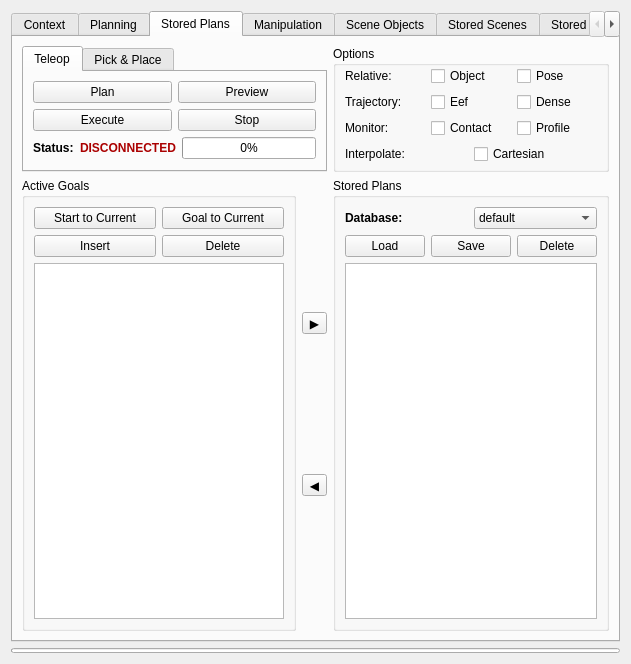
This is visualization/motion_planning_rviz_plugin/src/ui/motion_planning_rviz_plugin_frame.ui in ehuang3/moveit_ros as Qt 5 draws it before an edit. The edited form follows.
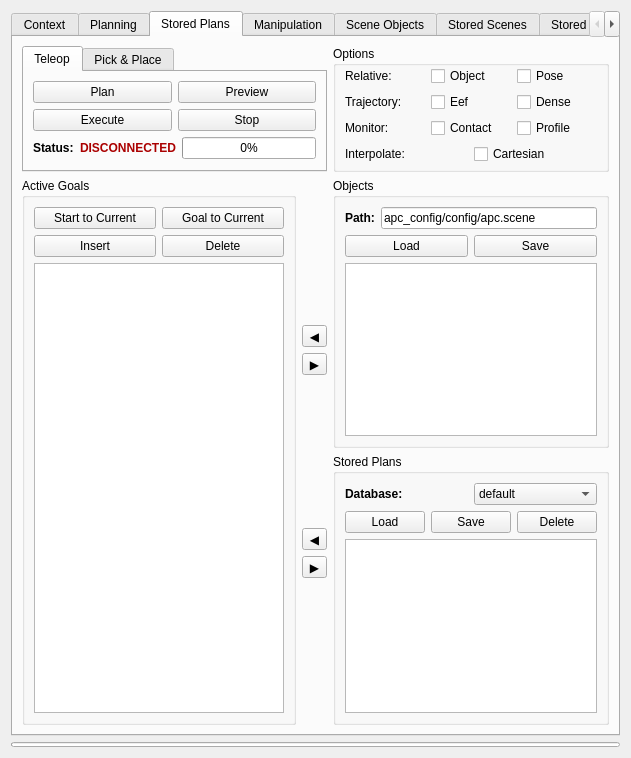
This is the edited form. The open tabs and pages were chosen to show the change.

Commit message: Add object selection panel to stored plans

Patch:
```diff
--- a/visualization/motion_planning_rviz_plugin/src/ui/motion_planning_rviz_plugin_frame.ui
+++ b/visualization/motion_planning_rviz_plugin/src/ui/motion_planning_rviz_plugin_frame.ui
@@ -7,7 +7,7 @@
     <x>0</x>
     <y>0</y>
     <width>631</width>
-    <height>664</height>
+    <height>758</height>
    </rect>
   </property>
   <property name="windowTitle">
@@ -827,41 +827,63 @@
            <property name="sizeConstraint">
             <enum>QLayout::SetDefaultConstraint</enum>
            </property>
-           <item row="0" column="0">
-            <widget class="QToolButton" name="active_to_stored_button">
-             <property name="sizePolicy">
-              <sizepolicy hsizetype="Preferred" vsizetype="Fixed">
-               <horstretch>0</horstretch>
-               <verstretch>0</verstretch>
-              </sizepolicy>
-             </property>
-             <property name="text">
-              <string>▶</string>
-             </property>
-             <property name="iconSize">
-              <size>
-               <width>16</width>
-               <height>16</height>
-              </size>
-             </property>
-            </widget>
-           </item>
            <item row="1" column="0">
-            <widget class="QToolButton" name="stored_to_active_button">
-             <property name="sizePolicy">
-              <sizepolicy hsizetype="Preferred" vsizetype="Fixed">
-               <horstretch>0</horstretch>
-               <verstretch>0</verstretch>
-              </sizepolicy>
-             </property>
-             <property name="text">
-              <string>◀</string>
-             </property>
-            </widget>
+            <layout class="QVBoxLayout" name="verticalLayout_20">
+             <item>
+              <widget class="QToolButton" name="stored_to_active_button">
+               <property name="sizePolicy">
+                <sizepolicy hsizetype="Preferred" vsizetype="Fixed">
+                 <horstretch>0</horstretch>
+                 <verstretch>0</verstretch>
+                </sizepolicy>
+               </property>
+               <property name="text">
+                <string>◀</string>
+               </property>
+              </widget>
+             </item>
+             <item>
+              <widget class="QToolButton" name="active_to_stored_button">
+               <property name="sizePolicy">
+                <sizepolicy hsizetype="Preferred" vsizetype="Fixed">
+                 <horstretch>0</horstretch>
+                 <verstretch>0</verstretch>
+                </sizepolicy>
+               </property>
+               <property name="text">
+                <string>▶</string>
+               </property>
+               <property name="iconSize">
+                <size>
+                 <width>16</width>
+                 <height>16</height>
+                </size>
+               </property>
+              </widget>
+             </item>
+            </layout>
+           </item>
+           <item row="0" column="0">
+            <layout class="QVBoxLayout" name="verticalLayout_21">
+             <item>
+              <widget class="QToolButton" name="object_to_goals_button">
+               <property name="text">
+                <string>◀</string>
+               </property>
+              </widget>
+             </item>
+             <item>
+              <widget class="QToolButton" name="goal_to_objects_button">
+               <property name="text">
+                <string>▶</string>
+               </property>
+              </widget>
+             </item>
+            </layout>
            </item>
           </layout>
          </item>
-         <item row="0" column="2">
+         <item row="0" column="3">
           <widget class="QGroupBox" name="groupBox_20">
            <property name="title">
             <string>Options</string>
@@ -1084,119 +1106,6 @@
            </layout>
           </widget>
          </item>
-         <item row="1" column="2">
-          <widget class="QGroupBox" name="groupBox_19">
-           <property name="title">
-            <string>Stored Plans</string>
-           </property>
-           <layout class="QVBoxLayout" name="verticalLayout_16">
-            <item>
-             <layout class="QHBoxLayout" name="horizontalLayout_17">
-              <item>
-               <widget class="QLabel" name="label_15">
-                <property name="sizePolicy">
-                 <sizepolicy hsizetype="Preferred" vsizetype="Preferred">
-                  <horstretch>0</horstretch>
-                  <verstretch>0</verstretch>
-                 </sizepolicy>
-                </property>
-                <property name="font">
-                 <font>
-                  <weight>75</weight>
-                  <italic>false</italic>
-                  <bold>true</bold>
-                 </font>
-                </property>
-                <property name="layoutDirection">
-                 <enum>Qt::LeftToRight</enum>
-                </property>
-                <property name="text">
-                 <string>Database:</string>
-                </property>
-                <property name="alignment">
-                 <set>Qt::AlignLeading|Qt::AlignLeft|Qt::AlignVCenter</set>
-                </property>
-               </widget>
-              </item>
-              <item>
-               <widget class="QComboBox" name="plan_database_name_combobox">
-                <item>
-                 <property name="text">
-                  <string>default</string>
-                 </property>
-                </item>
-                <item>
-                 <property name="text">
-                  <string>calibration</string>
-                 </property>
-                </item>
-                <item>
-                 <property name="text">
-                  <string>library</string>
-                 </property>
-                </item>
-               </widget>
-              </item>
-             </layout>
-            </item>
-            <item>
-             <layout class="QHBoxLayout" name="horizontalLayout_13">
-              <item>
-               <widget class="QPushButton" name="load_plans_button">
-                <property name="text">
-                 <string>Load</string>
-                </property>
-               </widget>
-              </item>
-              <item>
-               <widget class="QPushButton" name="save_plans_button">
-                <property name="text">
-                 <string>Save</string>
-                </property>
-               </widget>
-              </item>
-              <item>
-               <widget class="QPushButton" name="delete_plan_button">
-                <property name="text">
-                 <string>Delete</string>
-                </property>
-               </widget>
-              </item>
-             </layout>
-            </item>
-            <item>
-             <widget class="QTreeWidget" name="stored_plans_tree">
-              <property name="acceptDrops">
-               <bool>false</bool>
-              </property>
-              <property name="editTriggers">
-               <set>QAbstractItemView::EditKeyPressed</set>
-              </property>
-              <property name="dragEnabled">
-               <bool>true</bool>
-              </property>
-              <property name="dragDropMode">
-               <enum>QAbstractItemView::DragDrop</enum>
-              </property>
-              <property name="defaultDropAction">
-               <enum>Qt::MoveAction</enum>
-              </property>
-              <property name="headerHidden">
-               <bool>true</bool>
-              </property>
-              <attribute name="headerVisible">
-               <bool>false</bool>
-              </attribute>
-              <column>
-               <property name="text">
-                <string notr="true">1</string>
-               </property>
-              </column>
-             </widget>
-            </item>
-           </layout>
-          </widget>
-         </item>
          <item row="0" column="0" colspan="2">
           <widget class="QTabWidget" name="tabWidget_21">
            <property name="sizePolicy">
@@ -1206,7 +1115,7 @@
             </sizepolicy>
            </property>
            <property name="currentIndex">
-            <number>1</number>
+            <number>0</number>
            </property>
            <widget class="QWidget" name="tabWidget_21Page1">
             <attribute name="title">
@@ -1446,6 +1355,183 @@
            </widget>
           </widget>
          </item>
+         <item row="1" column="3">
+          <layout class="QVBoxLayout" name="verticalLayout_15">
+           <item>
+            <widget class="QGroupBox" name="groupBox_21">
+             <property name="title">
+              <string>Objects</string>
+             </property>
+             <layout class="QVBoxLayout" name="verticalLayout_19">
+              <item>
+               <layout class="QHBoxLayout" name="horizontalLayout_25">
+                <item>
+                 <widget class="QLabel" name="label_23">
+                  <property name="sizePolicy">
+                   <sizepolicy hsizetype="Fixed" vsizetype="Preferred">
+                    <horstretch>0</horstretch>
+                    <verstretch>0</verstretch>
+                   </sizepolicy>
+                  </property>
+                  <property name="font">
+                   <font>
+                    <weight>75</weight>
+                    <bold>true</bold>
+                   </font>
+                  </property>
+                  <property name="text">
+                   <string>Path:</string>
+                  </property>
+                 </widget>
+                </item>
+                <item>
+                 <widget class="QLineEdit" name="objects_path_line_edit">
+                  <property name="text">
+                   <string>apc_config/config/apc.scene</string>
+                  </property>
+                 </widget>
+                </item>
+               </layout>
+              </item>
+              <item>
+               <layout class="QHBoxLayout" name="horizontalLayout_24">
+                <item>
+                 <widget class="QPushButton" name="load_objects_button">
+                  <property name="text">
+                   <string>Load</string>
+                  </property>
+                 </widget>
+                </item>
+                <item>
+                 <widget class="QPushButton" name="save_objects_button">
+                  <property name="text">
+                   <string>Save</string>
+                  </property>
+                 </widget>
+                </item>
+               </layout>
+              </item>
+              <item>
+               <widget class="QListWidget" name="object_list_widget"/>
+              </item>
+             </layout>
+            </widget>
+           </item>
+           <item>
+            <widget class="QGroupBox" name="groupBox_19">
+             <property name="title">
+              <string>Stored Plans</string>
+             </property>
+             <layout class="QVBoxLayout" name="verticalLayout_16">
+              <item>
+               <layout class="QHBoxLayout" name="horizontalLayout_17">
+                <item>
+                 <widget class="QLabel" name="label_15">
+                  <property name="sizePolicy">
+                   <sizepolicy hsizetype="Preferred" vsizetype="Preferred">
+                    <horstretch>0</horstretch>
+                    <verstretch>0</verstretch>
+                   </sizepolicy>
+                  </property>
+                  <property name="font">
+                   <font>
+                    <weight>75</weight>
+                    <italic>false</italic>
+                    <bold>true</bold>
+                   </font>
+                  </property>
+                  <property name="layoutDirection">
+                   <enum>Qt::LeftToRight</enum>
+                  </property>
+                  <property name="text">
+                   <string>Database:</string>
+                  </property>
+                  <property name="alignment">
+                   <set>Qt::AlignLeading|Qt::AlignLeft|Qt::AlignVCenter</set>
+                  </property>
+                 </widget>
+                </item>
+                <item>
+                 <widget class="QComboBox" name="plan_database_name_combobox">
+                  <item>
+                   <property name="text">
+                    <string>default</string>
+                   </property>
+                  </item>
+                  <item>
+                   <property name="text">
+                    <string>calibration</string>
+                   </property>
+                  </item>
+                  <item>
+                   <property name="text">
+                    <string>library</string>
+                   </property>
+                  </item>
+                 </widget>
+                </item>
+               </layout>
+              </item>
+              <item>
+               <layout class="QHBoxLayout" name="horizontalLayout_13">
+                <item>
+                 <widget class="QPushButton" name="load_plans_button">
+                  <property name="text">
+                   <string>Load</string>
+                  </property>
+                 </widget>
+                </item>
+                <item>
+                 <widget class="QPushButton" name="save_plans_button">
+                  <property name="text">
+                   <string>Save</string>
+                  </property>
+                 </widget>
+                </item>
+                <item>
+                 <widget class="QPushButton" name="delete_plan_button">
+                  <property name="text">
+                   <string>Delete</string>
+                  </property>
+                 </widget>
+                </item>
+               </layout>
+              </item>
+              <item>
+               <widget class="QTreeWidget" name="stored_plans_tree">
+                <property name="acceptDrops">
+                 <bool>false</bool>
+                </property>
+                <property name="editTriggers">
+                 <set>QAbstractItemView::EditKeyPressed</set>
+                </property>
+                <property name="dragEnabled">
+                 <bool>true</bool>
+                </property>
+                <property name="dragDropMode">
+                 <enum>QAbstractItemView::DragDrop</enum>
+                </property>
+                <property name="defaultDropAction">
+                 <enum>Qt::MoveAction</enum>
+                </property>
+                <property name="headerHidden">
+                 <bool>true</bool>
+                </property>
+                <attribute name="headerVisible">
+                 <bool>false</bool>
+                </attribute>
+                <column>
+                 <property name="text">
+                  <string notr="true">1</string>
+                 </property>
+                </column>
+               </widget>
+              </item>
+             </layout>
+            </widget>
+           </item>
+          </layout>
+         </item>
         </layout>
        </item>
       </layout>
```
The commit also changes 8 other files.
